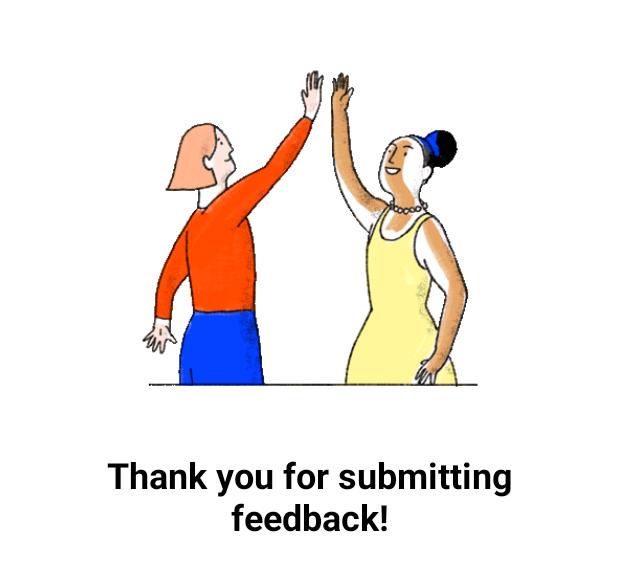
After one commit to CK-ing/ChupEvent, an Android app: the layout dialog_feedback_success.xml on its own in the app's theme, with its tools: preview values and no code run, on a phone screen of 412 x 824 dp. The commit adds this screen. Shown: the top 571 px of the screen. Run offline under Robolectric (Android 15) with nearby library versions, the phone set to English and light mode, and no system bars.

Commit message:
CK - Submit Feedback Successful Dialog gif

```diff
--- a/app/build.gradle.kts
+++ b/app/build.gradle.kts
@@ -55,5 +55,6 @@
     implementation ("com.google.android.libraries.places:places:2.7.0")
     implementation ("com.google.zxing:core:3.4.1")
     implementation ("com.journeyapps:zxing-android-embedded:4.3.0")
+    implementation ("pl.droidsonroids.gif:android-gif-drawable:1.2.25")
 
 }
--- /dev/null
+++ b/app/src/main/res/layout/dialog_feedback_success.xml
@@ -0,0 +1,33 @@
+<?xml version="1.0" encoding="utf-8"?>
+<androidx.constraintlayout.widget.ConstraintLayout xmlns:android="http://schemas.android.com/apk/res/android"
+    xmlns:app="http://schemas.android.com/apk/res-auto"
+    xmlns:tools="http://schemas.android.com/tools"
+    android:layout_width="match_parent"
+    android:layout_height="match_parent">
+
+    <pl.droidsonroids.gif.GifImageView
+        android:id="@+id/iv_confetti"
+        android:layout_width="300dp"
+        android:layout_height="300dp"
+        android:background="#fff"
+        android:src="@drawable/hi5"
+        app:layout_constraintEnd_toEndOf="parent"
+        app:layout_constraintStart_toStartOf="parent"
+        app:layout_constraintTop_toTopOf="parent" />
+
+    <TextView
+        android:id="@+id/thankYouTextView"
+        android:layout_width="300dp"
+        android:layout_height="wrap_content"
+        android:layout_marginLeft="8dp"
+        android:layout_marginRight="8dp"
+        android:text="Thank you for submitting feedback!"
+        android:textAlignment="center"
+        android:textColor="@android:color/black"
+        android:textSize="24sp"
+        android:textStyle="bold"
+        app:layout_constraintEnd_toEndOf="parent"
+        app:layout_constraintStart_toStartOf="parent"
+        app:layout_constraintTop_toBottomOf="@+id/iv_confetti" />
+
+</androidx.constraintlayout.widget.ConstraintLayout>
--- a/app/src/main/res/layout/fragment_home.xml
+++ b/app/src/main/res/layout/fragment_home.xml
@@ -9,7 +9,8 @@
     <TextView
         android:layout_width="wrap_content"
         android:layout_height="wrap_content"
-        android:text="Home"
+        android:text="Welcome To ChupEvent!"
+        android:textStyle="bold"
         android:textSize="26dp"
         android:layout_gravity="center"/>
 
```
Also changed, not shown: app/src/main/java/com/example/chupevent/PastActivity.java (+23 -2 lines), app/src/main/res/drawable/hi5.gif (added).
